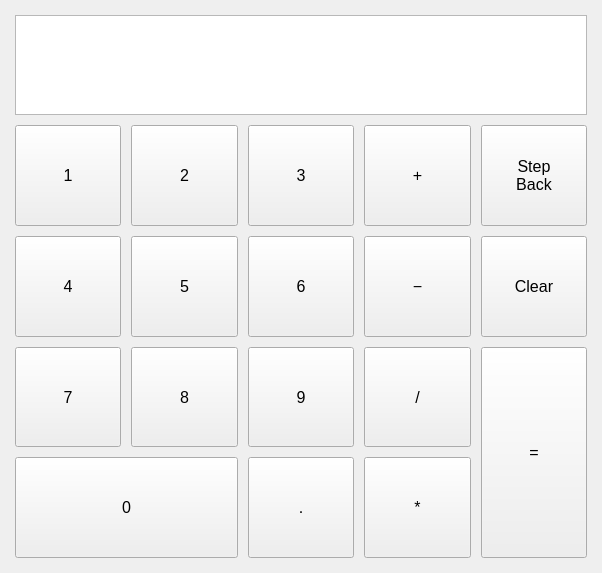
Old version of the form Qt/Calculator/widget.ui in the repository Vergervan/Learning.
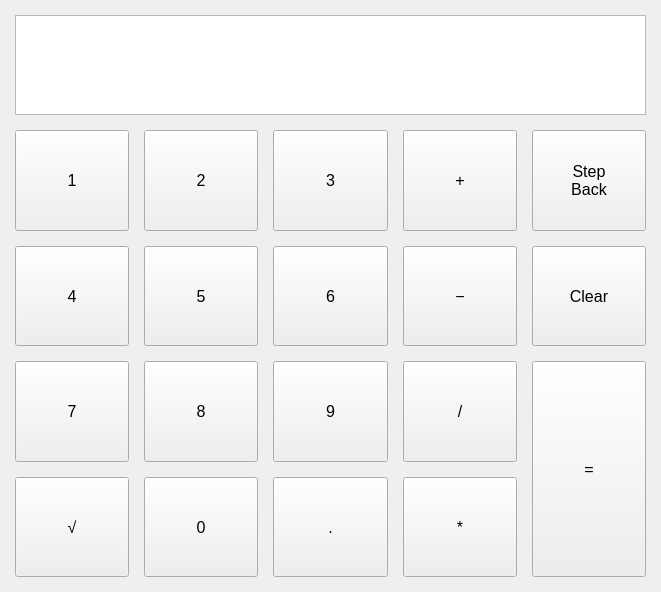
New version of the form.

Patch:
```diff
--- a/Qt/Calculator/widget.ui
+++ b/Qt/Calculator/widget.ui
@@ -9,8 +9,8 @@
    <rect>
     <x>0</x>
     <y>0</y>
-    <width>602</width>
-    <height>573</height>
+    <width>661</width>
+    <height>592</height>
    </rect>
   </property>
   <property name="sizePolicy">
@@ -22,7 +22,7 @@
   <property name="windowTitle">
    <string>Калькулятор</string>
   </property>
-  <layout class="QGridLayout" name="gridLayout" rowstretch="0,1,1,1,1">
+  <layout class="QGridLayout" name="gridLayout">
    <property name="leftMargin">
     <number>15</number>
    </property>
@@ -36,8 +36,99 @@
     <number>15</number>
    </property>
    <property name="spacing">
-    <number>10</number>
+    <number>15</number>
    </property>
+   <item row="3" column="2">
+    <widget class="QPushButton" name="buttonNum9">
+     <property name="sizePolicy">
+      <sizepolicy hsizetype="Minimum" vsizetype="Preferred">
+       <horstretch>0</horstretch>
+       <verstretch>0</verstretch>
+      </sizepolicy>
+     </property>
+     <property name="font">
+      <font>
+       <pointsize>12</pointsize>
+      </font>
+     </property>
+     <property name="text">
+      <string>9</string>
+     </property>
+    </widget>
+   </item>
+   <item row="1" column="4">
+    <widget class="QPushButton" name="buttonBack">
+     <property name="sizePolicy">
+      <sizepolicy hsizetype="Minimum" vsizetype="Preferred">
+       <horstretch>0</horstretch>
+       <verstretch>0</verstretch>
+      </sizepolicy>
+     </property>
+     <property name="font">
+      <font>
+       <pointsize>12</pointsize>
+      </font>
+     </property>
+     <property name="text">
+      <string>Step
+Back</string>
+     </property>
+    </widget>
+   </item>
+   <item row="2" column="2">
+    <widget class="QPushButton" name="buttonNum6">
+     <property name="sizePolicy">
+      <sizepolicy hsizetype="Minimum" vsizetype="Preferred">
+       <horstretch>0</horstretch>
+       <verstretch>0</verstretch>
+      </sizepolicy>
+     </property>
+     <property name="font">
+      <font>
+       <pointsize>12</pointsize>
+      </font>
+     </property>
+     <property name="text">
+      <string>6</string>
+     </property>
+    </widget>
+   </item>
+   <item row="4" column="1">
+    <widget class="QPushButton" name="buttonNum0">
+     <property name="sizePolicy">
+      <sizepolicy hsizetype="Minimum" vsizetype="Preferred">
+       <horstretch>0</horstretch>
+       <verstretch>0</verstretch>
+      </sizepolicy>
+     </property>
+     <property name="font">
+      <font>
+       <pointsize>12</pointsize>
+      </font>
+     </property>
+     <property name="text">
+      <string>0</string>
+     </property>
+    </widget>
+   </item>
+   <item row="2" column="0">
+    <widget class="QPushButton" name="buttonNum4">
+     <property name="sizePolicy">
+      <sizepolicy hsizetype="Minimum" vsizetype="Preferred">
+       <horstretch>0</horstretch>
+       <verstretch>0</verstretch>
+      </sizepolicy>
+     </property>
+     <property name="font">
+      <font>
+       <pointsize>12</pointsize>
+      </font>
+     </property>
+     <property name="text">
+      <string>4</string>
+     </property>
+    </widget>
+   </item>
    <item row="2" column="1">
     <widget class="QPushButton" name="buttonNum5">
      <property name="sizePolicy">
@@ -56,7 +147,133 @@
      </property>
     </widget>
    </item>
-   <item row="0" column="0" colspan="5" alignment="Qt::AlignTop">
+   <item row="2" column="3">
+    <widget class="QPushButton" name="buttonMinus">
+     <property name="sizePolicy">
+      <sizepolicy hsizetype="Minimum" vsizetype="Preferred">
+       <horstretch>0</horstretch>
+       <verstretch>0</verstretch>
+      </sizepolicy>
+     </property>
+     <property name="font">
+      <font>
+       <pointsize>12</pointsize>
+      </font>
+     </property>
+     <property name="text">
+      <string>−</string>
+     </property>
+    </widget>
+   </item>
+   <item row="4" column="0">
+    <widget class="QPushButton" name="buttonSquareRoot">
+     <property name="sizePolicy">
+      <sizepolicy hsizetype="Minimum" vsizetype="Preferred">
+       <horstretch>0</horstretch>
+       <verstretch>0</verstretch>
+      </sizepolicy>
+     </property>
+     <property name="font">
+      <font>
+       <pointsize>12</pointsize>
+      </font>
+     </property>
+     <property name="text">
+      <string>√</string>
+     </property>
+    </widget>
+   </item>
+   <item row="1" column="1">
+    <widget class="QPushButton" name="buttonNum2">
+     <property name="sizePolicy">
+      <sizepolicy hsizetype="Minimum" vsizetype="Preferred">
+       <horstretch>0</horstretch>
+       <verstretch>0</verstretch>
+      </sizepolicy>
+     </property>
+     <property name="font">
+      <font>
+       <pointsize>12</pointsize>
+      </font>
+     </property>
+     <property name="text">
+      <string>2</string>
+     </property>
+    </widget>
+   </item>
+   <item row="1" column="0">
+    <widget class="QPushButton" name="buttonNum1">
+     <property name="sizePolicy">
+      <sizepolicy hsizetype="Minimum" vsizetype="Preferred">
+       <horstretch>0</horstretch>
+       <verstretch>0</verstretch>
+      </sizepolicy>
+     </property>
+     <property name="font">
+      <font>
+       <pointsize>12</pointsize>
+      </font>
+     </property>
+     <property name="text">
+      <string>1</string>
+     </property>
+    </widget>
+   </item>
+   <item row="3" column="1">
+    <widget class="QPushButton" name="buttonNum8">
+     <property name="sizePolicy">
+      <sizepolicy hsizetype="Minimum" vsizetype="Preferred">
+       <horstretch>0</horstretch>
+       <verstretch>0</verstretch>
+      </sizepolicy>
+     </property>
+     <property name="font">
+      <font>
+       <pointsize>12</pointsize>
+      </font>
+     </property>
+     <property name="text">
+      <string>8</string>
+     </property>
+    </widget>
+   </item>
+   <item row="3" column="3">
+    <widget class="QPushButton" name="buttonDivide">
+     <property name="sizePolicy">
+      <sizepolicy hsizetype="Minimum" vsizetype="Preferred">
+       <horstretch>0</horstretch>
+       <verstretch>0</verstretch>
+      </sizepolicy>
+     </property>
+     <property name="font">
+      <font>
+       <pointsize>12</pointsize>
+      </font>
+     </property>
+     <property name="text">
+      <string>/</string>
+     </property>
+    </widget>
+   </item>
+   <item row="4" column="2">
+    <widget class="QPushButton" name="buttonPoint">
+     <property name="sizePolicy">
+      <sizepolicy hsizetype="Minimum" vsizetype="Preferred">
+       <horstretch>0</horstretch>
+       <verstretch>0</verstretch>
+      </sizepolicy>
+     </property>
+     <property name="font">
+      <font>
+       <pointsize>12</pointsize>
+      </font>
+     </property>
+     <property name="text">
+      <string>.</string>
+     </property>
+    </widget>
+   </item>
+   <item row="0" column="0" colspan="5">
     <widget class="QTextEdit" name="resultText">
      <property name="sizePolicy">
       <sizepolicy hsizetype="Expanding" vsizetype="Fixed">
@@ -87,23 +304,8 @@
      <property name="readOnly">
       <bool>true</bool>
      </property>
-    </widget>
-   </item>
-   <item row="2" column="3">
-    <widget class="QPushButton" name="buttonMinus">
-     <property name="sizePolicy">
-      <sizepolicy hsizetype="Minimum" vsizetype="Preferred">
-       <horstretch>0</horstretch>
-       <verstretch>0</verstretch>
-      </sizepolicy>
-     </property>
-     <property name="font">
-      <font>
-       <pointsize>12</pointsize>
-      </font>
-     </property>
-     <property name="text">
-      <string>−</string>
+     <property name="placeholderText">
+      <string/>
      </property>
     </widget>
    </item>
@@ -125,169 +327,6 @@
      </property>
     </widget>
    </item>
-   <item row="3" column="4" rowspan="2">
-    <widget class="QPushButton" name="buttonResult">
-     <property name="sizePolicy">
-      <sizepolicy hsizetype="Minimum" vsizetype="Preferred">
-       <horstretch>0</horstretch>
-       <verstretch>0</verstretch>
-      </sizepolicy>
-     </property>
-     <property name="font">
-      <font>
-       <pointsize>12</pointsize>
-      </font>
-     </property>
-     <property name="text">
-      <string>=</string>
-     </property>
-    </widget>
-   </item>
-   <item row="3" column="2">
-    <widget class="QPushButton" name="buttonNum9">
-     <property name="sizePolicy">
-      <sizepolicy hsizetype="Minimum" vsizetype="Preferred">
-       <horstretch>0</horstretch>
-       <verstretch>0</verstretch>
-      </sizepolicy>
-     </property>
-     <property name="font">
-      <font>
-       <pointsize>12</pointsize>
-      </font>
-     </property>
-     <property name="text">
-      <string>9</string>
-     </property>
-    </widget>
-   </item>
-   <item row="3" column="0">
-    <widget class="QPushButton" name="buttonNum7">
-     <property name="sizePolicy">
-      <sizepolicy hsizetype="Minimum" vsizetype="Preferred">
-       <horstretch>0</horstretch>
-       <verstretch>0</verstretch>
-      </sizepolicy>
-     </property>
-     <property name="font">
-      <font>
-       <pointsize>12</pointsize>
-      </font>
-     </property>
-     <property name="text">
-      <string>7</string>
-     </property>
-    </widget>
-   </item>
-   <item row="3" column="1">
-    <widget class="QPushButton" name="buttonNum8">
-     <property name="sizePolicy">
-      <sizepolicy hsizetype="Minimum" vsizetype="Preferred">
-       <horstretch>0</horstretch>
-       <verstretch>0</verstretch>
-      </sizepolicy>
-     </property>
-     <property name="font">
-      <font>
-       <pointsize>12</pointsize>
-      </font>
-     </property>
-     <property name="text">
-      <string>8</string>
-     </property>
-    </widget>
-   </item>
-   <item row="1" column="4">
-    <widget class="QPushButton" name="buttonBack">
-     <property name="sizePolicy">
-      <sizepolicy hsizetype="Minimum" vsizetype="Preferred">
-       <horstretch>0</horstretch>
-       <verstretch>0</verstretch>
-      </sizepolicy>
-     </property>
-     <property name="font">
-      <font>
-       <pointsize>12</pointsize>
-      </font>
-     </property>
-     <property name="text">
-      <string>Step
-Back</string>
-     </property>
-    </widget>
-   </item>
-   <item row="3" column="3">
-    <widget class="QPushButton" name="buttonDivide">
-     <property name="sizePolicy">
-      <sizepolicy hsizetype="Minimum" vsizetype="Preferred">
-       <horstretch>0</horstretch>
-       <verstretch>0</verstretch>
-      </sizepolicy>
-     </property>
-     <property name="font">
-      <font>
-       <pointsize>12</pointsize>
-      </font>
-     </property>
-     <property name="text">
-      <string>/</string>
-     </property>
-    </widget>
-   </item>
-   <item row="1" column="1">
-    <widget class="QPushButton" name="buttonNum2">
-     <property name="sizePolicy">
-      <sizepolicy hsizetype="Minimum" vsizetype="Preferred">
-       <horstretch>0</horstretch>
-       <verstretch>0</verstretch>
-      </sizepolicy>
-     </property>
-     <property name="font">
-      <font>
-       <pointsize>12</pointsize>
-      </font>
-     </property>
-     <property name="text">
-      <string>2</string>
-     </property>
-    </widget>
-   </item>
-   <item row="2" column="2">
-    <widget class="QPushButton" name="buttonNum6">
-     <property name="sizePolicy">
-      <sizepolicy hsizetype="Minimum" vsizetype="Preferred">
-       <horstretch>0</horstretch>
-       <verstretch>0</verstretch>
-      </sizepolicy>
-     </property>
-     <property name="font">
-      <font>
-       <pointsize>12</pointsize>
-      </font>
-     </property>
-     <property name="text">
-      <string>6</string>
-     </property>
-    </widget>
-   </item>
-   <item row="1" column="0">
-    <widget class="QPushButton" name="buttonNum1">
-     <property name="sizePolicy">
-      <sizepolicy hsizetype="Minimum" vsizetype="Preferred">
-       <horstretch>0</horstretch>
-       <verstretch>0</verstretch>
-      </sizepolicy>
-     </property>
-     <property name="font">
-      <font>
-       <pointsize>12</pointsize>
-      </font>
-     </property>
-     <property name="text">
-      <string>1</string>
-     </property>
-    </widget>
-   </item>
    <item row="2" column="4">
     <widget class="QPushButton" name="buttonClear">
      <property name="sizePolicy">
@@ -306,8 +345,8 @@
      </property>
     </widget>
    </item>
-   <item row="4" column="0" colspan="2">
-    <widget class="QPushButton" name="buttonNum0">
+   <item row="3" column="0">
+    <widget class="QPushButton" name="buttonNum7">
      <property name="sizePolicy">
       <sizepolicy hsizetype="Minimum" vsizetype="Preferred">
        <horstretch>0</horstretch>
@@ -320,43 +359,7 @@
       </font>
      </property>
      <property name="text">
-      <string>0</string>
-     </property>
-    </widget>
-   </item>
-   <item row="4" column="2">
-    <widget class="QPushButton" name="buttonPoint">
-     <property name="sizePolicy">
-      <sizepolicy hsizetype="Minimum" vsizetype="Preferred">
-       <horstretch>0</horstretch>
-       <verstretch>0</verstretch>
-      </sizepolicy>
-     </property>
-     <property name="font">
-      <font>
-       <pointsize>12</pointsize>
-      </font>
-     </property>
-     <property name="text">
-      <string>.</string>
-     </property>
-    </widget>
-   </item>
-   <item row="2" column="0">
-    <widget class="QPushButton" name="buttonNum4">
-     <property name="sizePolicy">
-      <sizepolicy hsizetype="Minimum" vsizetype="Preferred">
-       <horstretch>0</horstretch>
-       <verstretch>0</verstretch>
-      </sizepolicy>
-     </property>
-     <property name="font">
-      <font>
-       <pointsize>12</pointsize>
-      </font>
-     </property>
-     <property name="text">
-      <string>4</string>
+      <string>7</string>
      </property>
     </widget>
    </item>
@@ -396,6 +399,24 @@
      </property>
     </widget>
    </item>
+   <item row="3" column="4" rowspan="2">
+    <widget class="QPushButton" name="buttonResult">
+     <property name="sizePolicy">
+      <sizepolicy hsizetype="Minimum" vsizetype="Preferred">
+       <horstretch>0</horstretch>
+       <verstretch>0</verstretch>
+      </sizepolicy>
+     </property>
+     <property name="font">
+      <font>
+       <pointsize>12</pointsize>
+      </font>
+     </property>
+     <property name="text">
+      <string>=</string>
+     </property>
+    </widget>
+   </item>
   </layout>
  </widget>
  <resources/>
```
